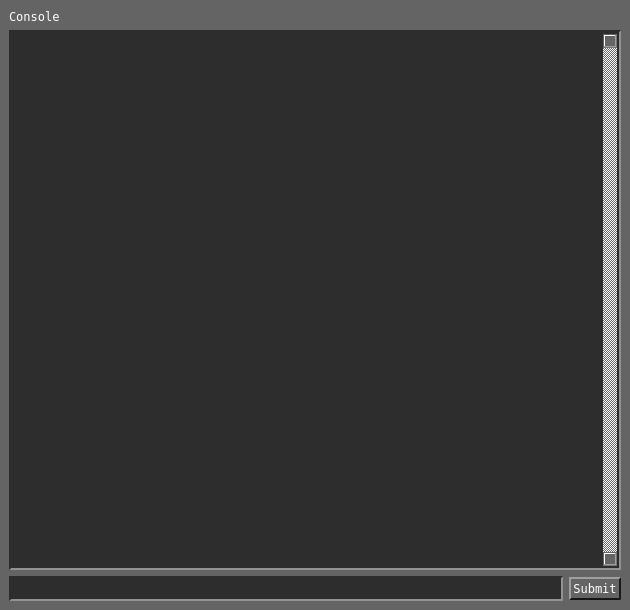
Before: the Qt Designer form src_console.ui in atskas/source-cmd, drawn with Qt 5.
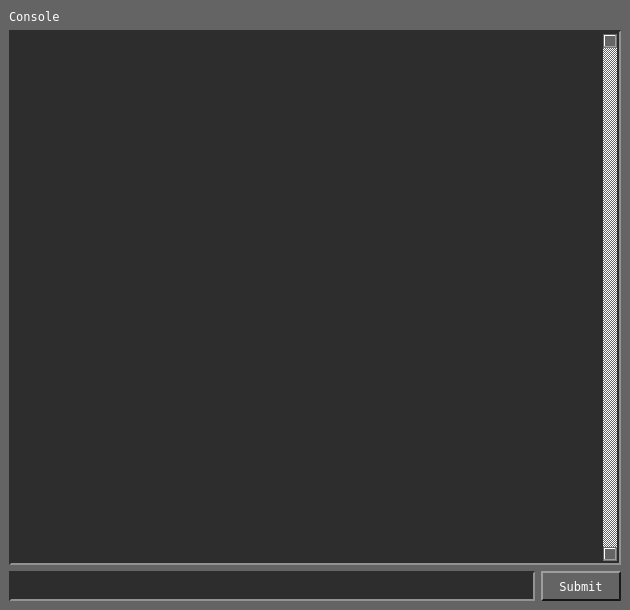
After: the same form once the commit is applied.

Commit message: Changed the UI to closer match source console

The edit to the form file:
```diff
--- a/src_console.ui
+++ b/src_console.ui
@@ -54,6 +54,12 @@
     </item>
     <item row="2" column="0">
      <widget class="QLineEdit" name="consoleInput">
+      <property name="minimumSize">
+       <size>
+        <width>0</width>
+        <height>30</height>
+       </size>
+      </property>
       <property name="font">
        <font>
         <family>Terminal</family>
@@ -85,6 +91,12 @@
         <verstretch>0</verstretch>
        </sizepolicy>
       </property>
+      <property name="minimumSize">
+       <size>
+        <width>80</width>
+        <height>30</height>
+       </size>
+      </property>
       <property name="font">
        <font>
         <family>Terminal</family>
```
The commit also changes 1 other file.
